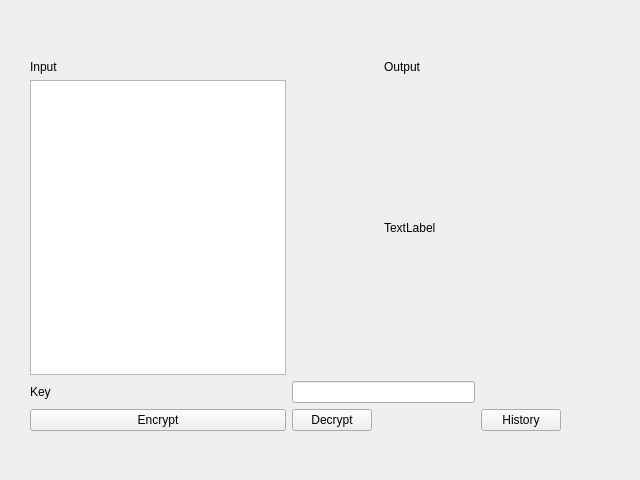
Above: uiver1.ui from nick17773/ProgrammingAssesment2.7 before the change. Below: the same form after it.
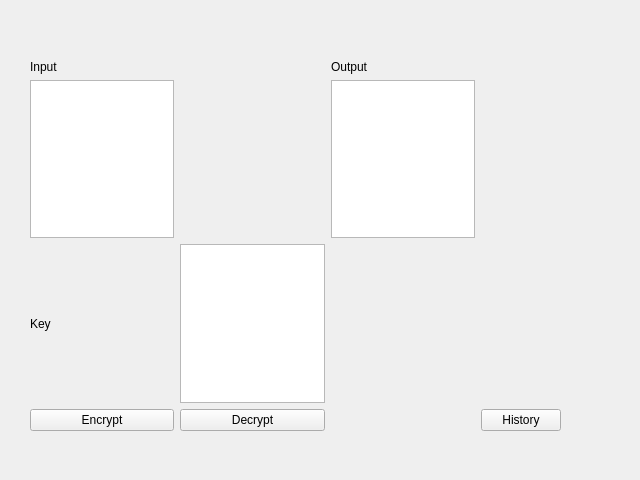
That is the form after the change.

What changed in the file:
```diff
--- a/uiver1.ui
+++ b/uiver1.ui
@@ -32,15 +32,8 @@
         </property>
        </widget>
       </item>
-      <item row="3" column="0">
-       <widget class="QPushButton" name="pushButton_3">
-        <property name="text">
-         <string>Encrypt</string>
-        </property>
-       </widget>
-      </item>
-      <item row="1" column="1">
-       <spacer name="verticalSpacer">
+      <item row="3" column="2">
+       <spacer name="horizontalSpacer">
         <property name="orientation">
          <enum>Qt::Vertical</enum>
         </property>
@@ -59,29 +52,13 @@
         </property>
        </widget>
       </item>
-      <item row="0" column="3">
+      <item row="0" column="2">
        <widget class="QLabel" name="label_2">
         <property name="text">
          <string>Output</string>
         </property>
        </widget>
       </item>
-      <item row="3" column="3">
-       <spacer name="horizontalSpacer">
-        <property name="orientation">
-         <enum>Qt::Horizontal</enum>
-        </property>
-        <property name="sizeHint" stdset="0">
-         <size>
-          <width>40</width>
-          <height>20</height>
-         </size>
-        </property>
-       </spacer>
-      </item>
-      <item row="2" column="1" colspan="3">
-       <widget class="QLineEdit" name="lineEdit_2"/>
-      </item>
       <item row="2" column="0">
        <widget class="QLabel" name="label_4">
         <property name="text">
@@ -96,15 +73,21 @@
         </property>
        </widget>
       </item>
-      <item row="1" column="3">
-       <widget class="QLabel" name="label_3">
+      <item row="3" column="0">
+       <widget class="QPushButton" name="pushButton_3">
         <property name="text">
-         <string>TextLabel</string>
+         <string>Encrypt</string>
         </property>
        </widget>
       </item>
       <item row="1" column="0">
-       <widget class="QTextEdit" name="textEdit"/>
+       <widget class="QPlainTextEdit" name="plainTextEdit"/>
+      </item>
+      <item row="2" column="1">
+       <widget class="QPlainTextEdit" name="plainTextEdit_2"/>
+      </item>
+      <item row="1" column="2">
+       <widget class="QPlainTextEdit" name="plainTextEdit_3"/>
       </item>
      </layout>
     </item>
```
Left out of the diff: 29 changed lines with no effect on the pictures.
